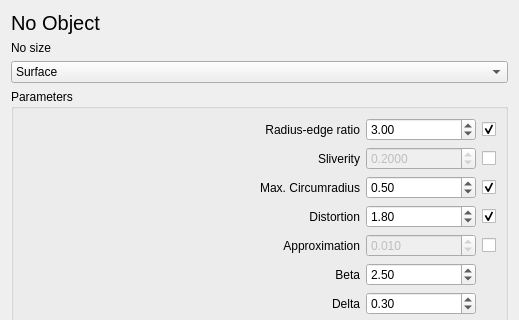
The window that Anisotropic_mesh_3/demo/ui_files/Aniso_meshing_dialog.ui (MaelRL/cgal) describes before a commit, drawn with Qt 5; both pictures show x 0 to 519 and y 0 to 320 of the 519 by 801 pixel window.
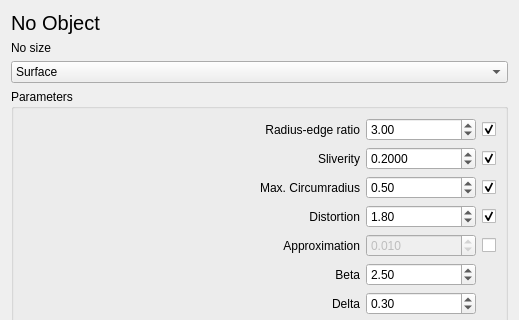
The same window after the commit.

Commit message:
* Revert "cosmetic + remove useless comments" This reverts commit 24ef7d02a10891e1fe7ec8f50098fb18618f8621.
* make the use of sliverity in demo activated by default (for sliver checking in pick_valid)

* check slivers in pick_valid to avoid their creation

What changed in the file:
```diff
--- a/Anisotropic_mesh_3/demo/ui_files/Aniso_meshing_dialog.ui
+++ b/Anisotropic_mesh_3/demo/ui_files/Aniso_meshing_dialog.ui
@@ -77,7 +77,7 @@
          <bool>true</bool>
         </property>
         <property name="checked">
-         <bool>false</bool>
+         <bool>true</bool>
         </property>
        </widget>
       </item>
@@ -107,7 +107,7 @@
       <item row="1" column="1">
        <widget class="QDoubleSpinBox" name="sliverity">
         <property name="enabled">
-         <bool>false</bool>
+         <bool>true</bool>
         </property>
         <property name="minimumSize">
          <size>
```
The commit also changes 2 other files.
